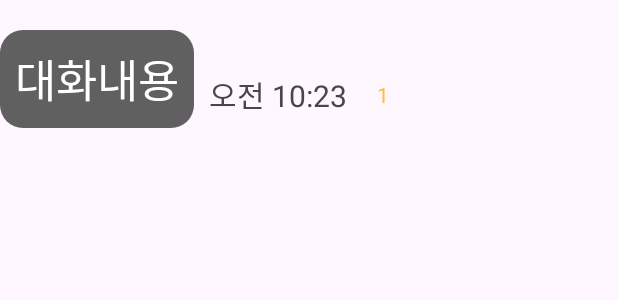
After one commit to jiwon0714/project, an Android app: the layout chat_list_talk_item_other.xml on its own in the app's theme, with its tools: preview values and no code run, on a phone screen of 412 x 824 dp. The commit adds this screen. Shown: the top 300 px of the screen. Run offline under Robolectric (Android 15) with nearby library versions, the phone set to English and light mode, and no system bars.

Commit message:
11/26 뷰홀더

```diff
--- a/app/src/main/res/drawable/conners.xml
+++ /dev/null
@@ -1,6 +0,0 @@
-<?xml version="1.0" encoding="utf-8"?>
-<shape xmlns:android="http://schemas.android.com/apk/res/android"
-    android:shape="rectangle">
-    <solid android:color="@color/white" />
-    <corners android:radius="50dp" />
-</shape>
--- /dev/null
+++ b/app/src/main/res/drawable/cornersother.xml
@@ -0,0 +1,5 @@
+<?xml version="1.0" encoding="utf-8"?>
+<shape xmlns:android="http://schemas.android.com/apk/res/android">
+    <solid android:color="#FF606060"/>
+    <corners android:radius="15dp"/>
+</shape>
--- /dev/null
+++ b/app/src/main/res/layout/chat_list_talk_item_other.xml
@@ -0,0 +1,50 @@
+<?xml version="1.0" encoding="utf-8"?>
+<androidx.constraintlayout.widget.ConstraintLayout xmlns:android="http://schemas.android.com/apk/res/android"
+    xmlns:app="http://schemas.android.com/apk/res-auto"
+    xmlns:tools="http://schemas.android.com/tools"
+    android:id="@+id/background"
+    android:layout_width="match_parent"
+    android:layout_height="wrap_content"
+    android:layout_marginTop="20dp"
+    android:layout_marginBottom="20dp">
+
+    <TextView
+        android:id="@+id/txt_message"
+        android:layout_width="wrap_content"
+        android:layout_height="wrap_content"
+        android:autoLink="web"
+        android:background="@drawable/cornersother"
+        android:gravity="start|center_vertical"
+        android:linksClickable="true"
+        android:padding="10dp"
+        android:text="대화내용"
+        android:textColor="@color/white"
+        android:textSize="30dp"
+        app:layout_constraintBottom_toBottomOf="parent"
+        app:layout_constraintStart_toStartOf="parent"
+        app:layout_constraintTop_toTopOf="parent" />
+
+    <TextView
+        android:id="@+id/txt_date"
+        android:layout_width="wrap_content"
+        android:layout_height="wrap_content"
+        android:layout_marginStart="10dp"
+        android:layout_marginLeft="10dp"
+        android:text="오전 10:23"
+        android:textSize="20dp"
+        app:layout_constraintBottom_toBottomOf="@+id/txt_message"
+        app:layout_constraintStart_toEndOf="@+id/txt_message"
+        app:layout_constraintTop_toTopOf="@+id/txt_message"
+        app:layout_constraintVertical_bias="0.8" />
+
+    <TextView
+        android:id="@+id/txt_isShown"
+        android:layout_width="wrap_content"
+        android:layout_height="wrap_content"
+        android:layout_marginStart="20dp"
+        android:text="1"
+        android:textColor="#FFBE3C"
+        app:layout_constraintBottom_toBottomOf="@+id/txt_date"
+        app:layout_constraintStart_toEndOf="@+id/txt_date"
+        app:layout_constraintTop_toTopOf="@+id/txt_date" />
+</androidx.constraintlayout.widget.ConstraintLayout>
```
Also changed, not shown: app/src/main/java/com/example/myapplication/chat/ChatAdapter.java (+84 -16 lines), app/src/main/java/com/example/myapplication/chat/ChatMessage.java (+11 -0 lines).
